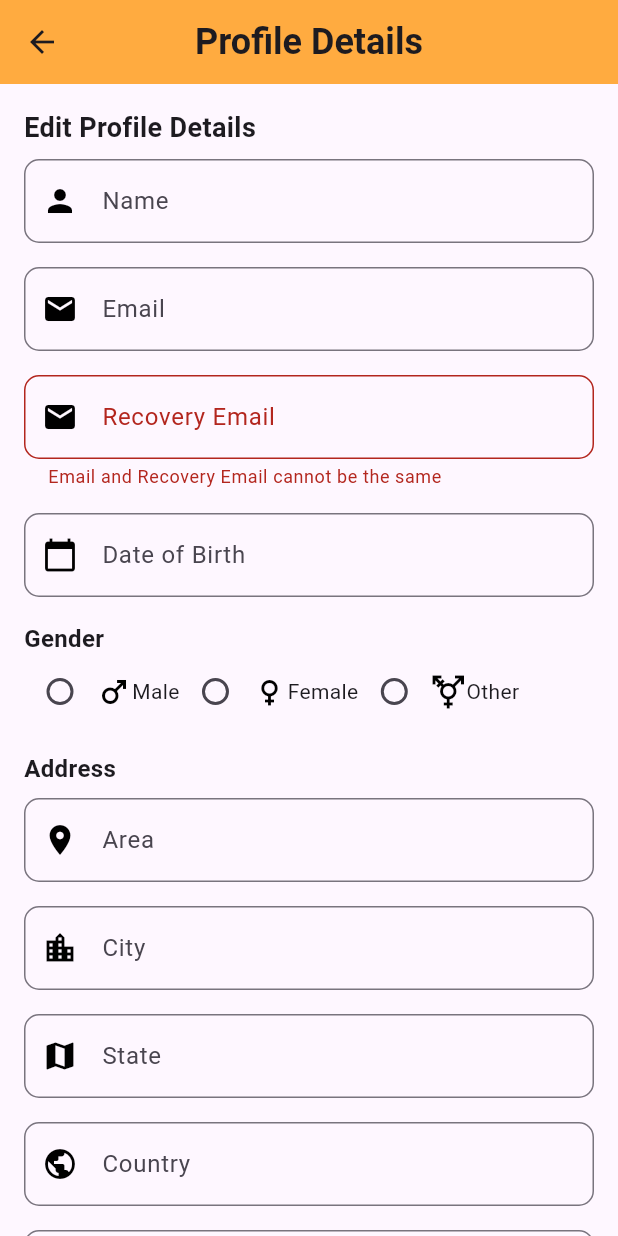
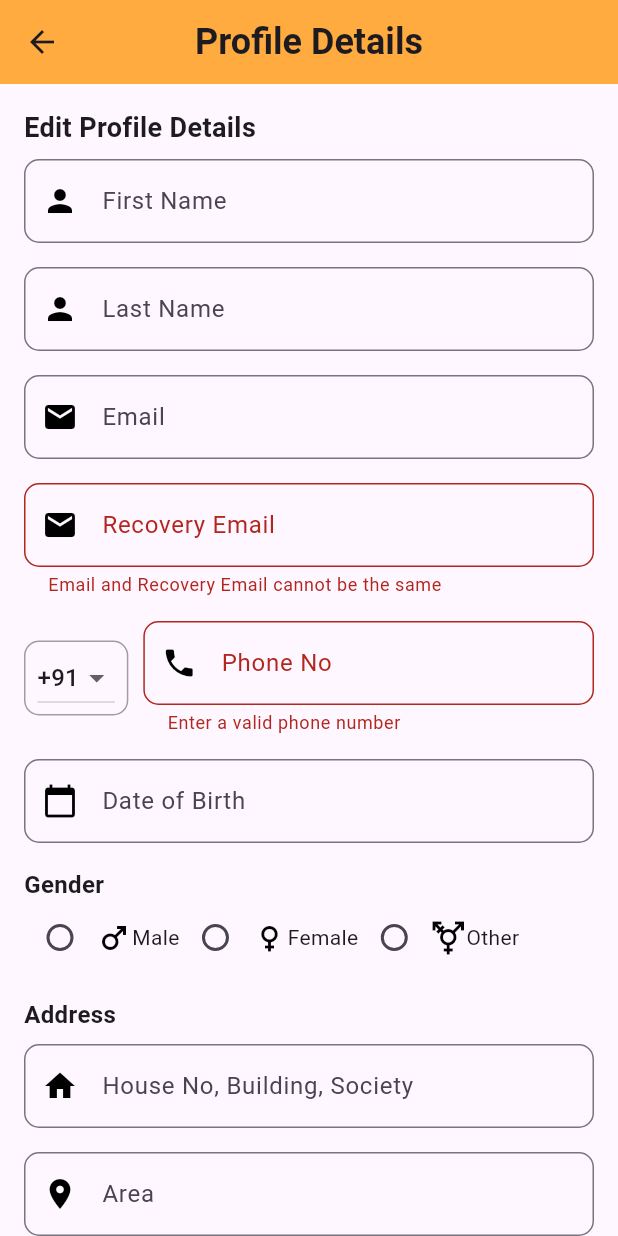
Before and after one commit to aasana-lalani25/FirstTalk, a Flutter app: the CoursesPage screen opened directly, after a tap on the "account circle" icon, on a phone screen of 412 x 824 dp. Run offline on Flutter 3.47's test engine with Material 3 defaults, Android fonts, the light colour scheme and no system bars; our stand-ins replace camera, image_picker, video_player.

Commit message:
Add files via upload

```diff
--- a/lib/courses.dart
+++ b/lib/courses.dart
@@ -1,7 +1,9 @@
 import 'package:first_talk/profile.dart';
 import 'package:flutter/material.dart';
-import 'search.dart'; // Import your SearchPage here
-import 'learning_videos_page.dart'; // Import the LearningVideosPage
+import 'search.dart';
+import 'learning_videos_page.dart';
+import 'camera.dart';
+import 'upload.dart';
 
 class CoursesPage extends StatelessWidget {
   @override
@@ -22,8 +24,7 @@
               Navigator.push(
                 context,
                 MaterialPageRoute(
-                    builder: (context) =>
-                        ProfileDetailsPage()), // Correct navigation here
+                    builder: (context) => ProfileDetailsPage()),
               );
             },
           )
@@ -34,13 +35,10 @@
         child: Column(
           children: [
             Container(
-              padding: EdgeInsets.all(0),
-              margin: EdgeInsets.all(0),
               height: 130,
               decoration: BoxDecoration(
                 image: DecorationImage(
                   image: AssetImage('assets/people_talking.jpg'),
-                  // Placeholder image
                   fit: BoxFit.cover,
                 ),
               ),
@@ -49,10 +47,10 @@
             Text('Translate with FirstTalk',
                 style: TextStyle(fontSize: 24, fontWeight: FontWeight.bold)),
             SizedBox(height: 20),
-            _buildOption(Icons.document_scanner, 'Sign language translate'),
+            _buildOption(Icons.document_scanner, 'Sign language translate', context),
             _buildOption(Icons.video_library, 'Learning with videos', context),
-            _buildOption(Icons.upload, 'Upload Videos'),
-            _buildOption(Icons.search, 'Search In', context), // Pass context for navigation
+            _buildOption(Icons.upload, 'Upload Media', context),
+            _buildOption(Icons.search, 'Search In', context),
             SizedBox(height: 20),
           ],
         ),
@@ -67,41 +65,44 @@
         style: ElevatedButton.styleFrom(
           backgroundColor: Colors.orangeAccent,
           padding: EdgeInsets.symmetric(vertical: 16, horizontal: 24),
-          shape:
-          RoundedRectangleBorder(borderRadius: BorderRadius.circular(30)),
+          shape: RoundedRectangleBorder(borderRadius: BorderRadius.circular(30)),
         ),
         onPressed: () {
-          if (title == 'Search In' && context != null) {
-            // Navigate to SearchPage when "Search In" is clicked
+          if (title == 'Sign language translate' && context != null) {
             Navigator.push(
               context,
               MaterialPageRoute(
-                builder: (context) => SearchPage(), // Navigate to SearchPage
+                builder: (context) => SignLanguageTranslationPage(),
+              ),
+            );
+          } else if (title == 'Search In' && context != null) {
+            Navigator.push(
+              context,
+              MaterialPageRoute(
+                builder: (context) => SearchPage(),
               ),
             );
           } else if (title == 'Learning with videos' && context != null) {
-            // Navigate to LearningVideosPage when "Learning with videos" is clicked
             Navigator.push(
               context,
               MaterialPageRoute(
-                builder: (context) => LearningVideosPage(), // Navigate to LearningVideosPage
+                builder: (context) => LearningVideosPage(),
+              ),
+            );
+          } else if (title == 'Upload Media' && context != null) {
+            Navigator.push(
+              context,
+              MaterialPageRoute(
+                builder: (context) => UploadPage(),
               ),
             );
           }
         },
         child: Row(
           children: [
-            Icon(
-              icon,
-              size: 28,
-              color: Colors.black,
-            ),
+            Icon(icon, size: 28, color: Colors.black),
             SizedBox(width: 16),
-            Text(title,
-                style: TextStyle(
-                    fontSize: 18,
-                    fontWeight: FontWeight.bold,
-                    color: Colors.black)),
+            Text(title, style: TextStyle(fontSize: 18, fontWeight: FontWeight.bold, color: Colors.black)),
           ],
         ),
       ),
--- a/lib/profile.dart
+++ b/lib/profile.dart
@@ -1,3 +1,5 @@
+
+
 import 'package:first_talk/home.dart';
 import 'package:first_talk/main.dart';
 import 'package:flutter/material.dart';
@@ -10,10 +12,14 @@
 class _ProfileDetailsPageState extends State<ProfileDetailsPage> {
   String? _selectedGender;
   String? _selectedHardOfHearing;
+  String _selectedCountryCode = '+91'; // Default country code
   TextEditingController emailController = TextEditingController();
   TextEditingController recoveryEmailController = TextEditingController();
+  TextEditingController phonenoController = TextEditingController();
   TextEditingController dobController = TextEditingController(); // Controller for Date of Birth
-  TextEditingController nameController = TextEditingController();
+  TextEditingController firstnameController = TextEditingController();
+  TextEditingController lastnameController = TextEditingController();
+  TextEditingController houseNoController = TextEditingController();
   TextEditingController areaController = TextEditingController();
   TextEditingController cityController = TextEditingController();
   TextEditingController stateController = TextEditingController();
@@ -22,11 +28,14 @@
 
   // Helper function to check if all fields are filled
   bool _isFormValid() {
-    bool isValid = nameController.text.isNotEmpty &&
+    bool isValid = firstnameController.text.isNotEmpty &&
+        lastnameController.text.isNotEmpty &&
         emailController.text.isNotEmpty &&
         recoveryEmailController.text.isNotEmpty &&
+        phonenoController.text.isNotEmpty &&
         dobController.text.isNotEmpty &&
         _selectedGender != null &&
+        houseNoController.text.isNotEmpty &&
         areaController.text.isNotEmpty &&
         cityController.text.isNotEmpty &&
         stateController.text.isNotEmpty &&
@@ -36,6 +45,13 @@
     print("Form Valid: $isValid"); // Debugging statement
     return isValid;
   }
+
+  // Updated function to validate phone number format
+  bool _isvalidPhoneNo(String phone) {
+    final phoneRegEx = RegExp(r'^[0-9]{10}$'); // Ensures exactly 10 digits
+    return phoneRegEx.hasMatch(phone);
+  }
+
 
   // Helper function to validate email format
   bool _isValidEmail(String email) {
@@ -70,10 +86,12 @@
             children: [
               Text("Edit Profile Details",
                   style: TextStyle(fontWeight: FontWeight.bold, fontSize: 18)),
-              _buildTextField("Name", nameController, Icons.person),
+              _buildTextField("First Name", firstnameController, Icons.person),
+              _buildTextField("Last Name", lastnameController, Icons.person),
               _buildEmailTextField(),
               _buildRecoveryEmailTextField(),
-              _buildDateOfBirthField(), // Date of Birth field
+              _buildPhoneNoTextField(),
+              _buildDateOfBirthField(context), // Date of Birth field
               _buildGenderRadioButton(),
               _buildAddressFields(),
               _buildHardOfHearingRadioButton(),
@@ -141,8 +159,53 @@
     );
   }
 
+
+  Widget _buildPhoneNoTextField() {
+    return Padding(
+      padding: const EdgeInsets.symmetric(vertical: 8.0),
+      child: Row(
+        children: [
+          Container(
+            padding: EdgeInsets.symmetric(horizontal: 8),
+            decoration: BoxDecoration(
+              border: Border.all(color: Colors.grey),
+              borderRadius: BorderRadius.circular(10),
+            ),
+            child: DropdownButton<String>(
+              value: _selectedCountryCode,
+              items: ['+91', '+1', '+44', '+61', '+81'].map((code) {
+                return DropdownMenuItem(
+                  value: code,
+                  child: Text(code),
+                );
+              }).toList(),
+              onChanged: (value) {
+                setState(() {
+                  _selectedCountryCode = value!;
+                });
+              },
+            ),
+          ),
+          SizedBox(width: 10),
+          Expanded(
+            child: TextField(
+              controller: phonenoController,
+              decoration: InputDecoration(
+                labelText: "Phone No",
+                prefixIcon: Icon(Icons.phone, color: Colors.black),
+                border: OutlineInputBorder(borderRadius: BorderRadius.circular(10)),
+                errorText: _isvalidPhoneNo(phonenoController.text) ? null : 'Enter a valid phone number',
+              ),
+              keyboardType: TextInputType.phone,
+            ),
+          ),
+        ],
+      ),
+    );
+  }
+
   // Helper function to create the Date of Birth TextField with icon
-  Widget _buildDateOfBirthField() {
+  Widget _buildDateOfBirthField(BuildContext context) { // Pass context explicitly
     return Padding(
       padding: const EdgeInsets.symmetric(vertical: 8.0),
       child: TextField(
@@ -153,14 +216,17 @@
           border: OutlineInputBorder(borderRadius: BorderRadius.circular(10)),
         ),
         readOnly: true,
-        onTap: () => _selectDate(context), // Open the date picker when tapped
+        onTap: () => _selectDate(context), // Pass context when calling function
       ),
     );
   }
 
-  // Date picker method
+// Date picker method
   Future<void> _selectDate(BuildContext context) async {
-    DateTime initialDate = DateTime.now();
+    DateTime initialDate = dobController.text.isNotEmpty
+        ? DateTime.parse(dobController.text) // Use existing date if available
+        : DateTime.now();
+
     DateTime firstDate = DateTime(1900);
     DateTime lastDate = DateTime.now();
 
@@ -171,10 +237,11 @@
       lastDate: lastDate,
     );
 
-    if (picked != null && picked != initialDate) {
+    if (picked != null) {
       setState(() {
-        dobController.text = "${picked.toLocal()}"
-            .split(' ')[0]; // Format the date to YYYY-MM-DD
+        dobController.text = "${picked.day.toString().padLeft(2, '0')}-"
+            "${picked.month.toString().padLeft(2, '0')}-"
+            "${picked.year}"; // Format as DD-MM-YYYY
       });
     }
   }
@@ -284,6 +351,7 @@
         children: [
           Text("Address",
               style: TextStyle(fontSize: 16, fontWeight: FontWeight.bold)),
+          _buildTextField("House No, Building, Society", houseNoController, Icons.home),
           _buildTextField("Area", areaController, Icons.location_on),
           _buildTextField("City", cityController, Icons.location_city),
           _buildTextField("State", stateController, Icons.map),
```
Also changed, not shown: lib/camera.dart (added, +131 -0 lines), lib/main.dart (+52 -30 lines), lib/upload.dart (added, +173 -0 lines), pubspec.yaml (+7 -0 lines), 1 other file.
